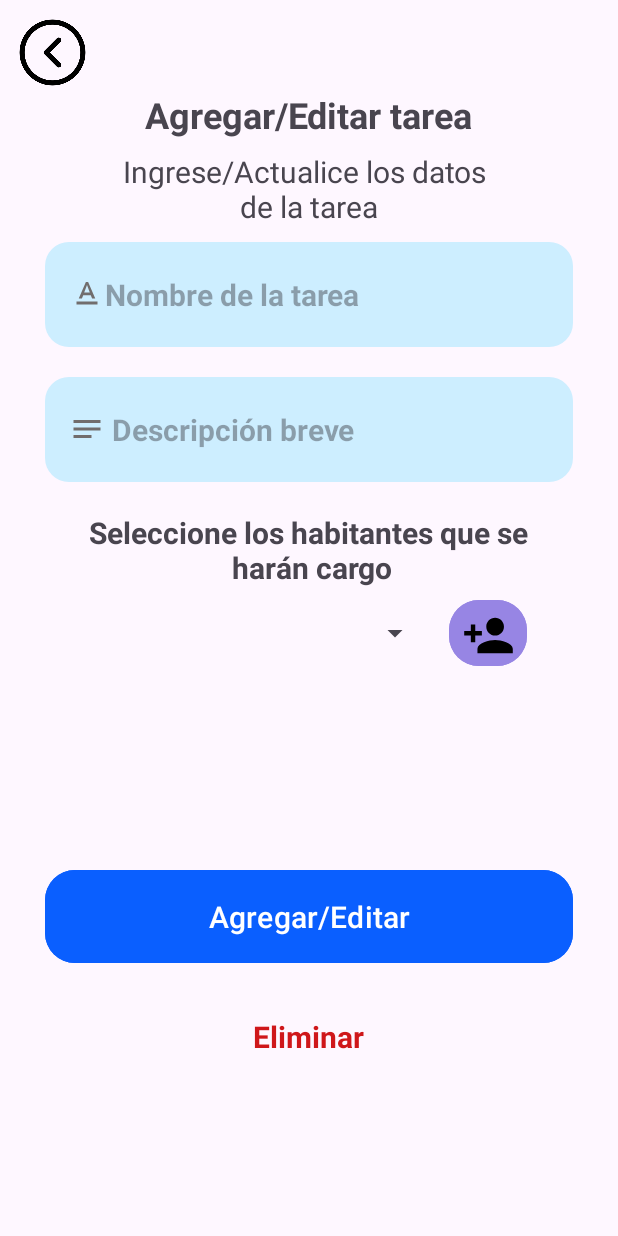
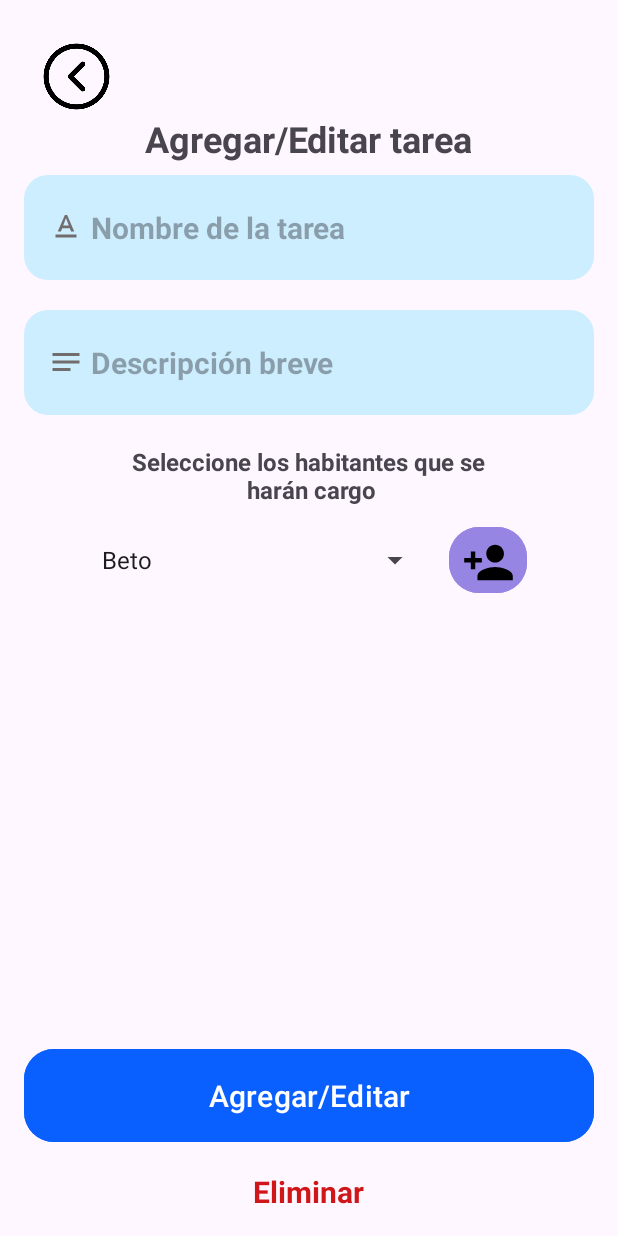
Before and after one commit to Pazoomer/ProyectoFinalAplicaciones, an Android app: the AddEdit screen opened directly, with no data from a screen before it, on a phone screen of 412 x 824 dp. Run offline under Robolectric (Android 15) with nearby library versions, the phone set to English and light mode, and no system bars.

Commit message:
Se agrego la funcionalidad (de momento mockup) de asignar miembros a tareas.

```diff
--- a/app/src/main/java/zamora/jorge/taskfam/AddEdit.kt
+++ b/app/src/main/java/zamora/jorge/taskfam/AddEdit.kt
@@ -1,7 +1,13 @@
 package zamora.jorge.taskfam
 
+import android.content.Context
 import android.content.Intent
 import android.os.Bundle
+import android.view.LayoutInflater
+import android.view.View
+import android.view.ViewGroup
+import android.widget.ArrayAdapter
+import android.widget.TextView
 import androidx.activity.enableEdgeToEdge
 import androidx.appcompat.app.AppCompatActivity
 import androidx.core.view.ViewCompat
@@ -11,19 +17,35 @@ import zamora.jorge.taskfam.databinding.ActivityAddEditBinding
 class AddEdit : AppCompatActivity() {
 
     private lateinit var binding: ActivityAddEditBinding
+    private val listaMiembros = mutableListOf<Member>()
+    private lateinit var adapter: MiembroAdapter
+    private val listaNombres = listOf("Beto", "Chuy", "Abel", "Jorge", "Alma", "El Novaaaaaaak")
 
     override fun onCreate(savedInstanceState: Bundle?) {
         super.onCreate(savedInstanceState)
-        enableEdgeToEdge()
         setContentView(R.layout.activity_add_edit)
-        ViewCompat.setOnApplyWindowInsetsListener(findViewById(R.id.main)) { v, insets ->
-            val systemBars = insets.getInsets(WindowInsetsCompat.Type.systemBars())
-            v.setPadding(systemBars.left, systemBars.top, systemBars.right, systemBars.bottom)
-            insets
-        }
 
         binding = ActivityAddEditBinding.inflate(layoutInflater)
         setContentView(binding.root)
+
+        // Inicializar el Spinner con la lista de nombres
+        val spinnerAdapter = ArrayAdapter(this, android.R.layout.simple_spinner_item, listaNombres)
+        spinnerAdapter.setDropDownViewResource(android.R.layout.simple_spinner_dropdown_item)
+        binding.sSeleccionMiembro.adapter = spinnerAdapter
+
+        // Configurar el ListView con el adapter
+        adapter = MiembroAdapter(this, listaMiembros)
+        binding.lvMiembros.adapter = adapter
+
+        binding.btnAgregarHabitante.setOnClickListener {
+            val nombreSeleccionado = binding.sSeleccionMiembro.selectedItem.toString()
+
+            if (nombreSeleccionado.isNotEmpty()) {
+                val nuevoMiembro = Member(nombreSeleccionado)
+                listaMiembros.add(nuevoMiembro)
+                adapter.notifyDataSetChanged() // Refrescar la lista
+            }
+        }
 
         binding.btnAgregarEditar.setOnClickListener(){
             val intent = Intent(this, MainActivity::class.java)
@@ -41,3 +63,18 @@ class AddEdit : AppCompatActivity() {
         }
     }
 }
+
+class MiembroAdapter(context: Context, private val miembros: List<Member>) :
+    ArrayAdapter<Member>(context, 0, miembros) {
+
+    override fun getView(position: Int, convertView: View?, parent: ViewGroup): View {
+        val view = convertView ?: LayoutInflater.from(context).inflate(R.layout.item_member, parent, false)
+
+        val miembro = miembros[position]
+        val tvAsignarDiasA = view.findViewById<TextView>(R.id.tvAsignarDiasA)
+
+        tvAsignarDiasA.text = "Asignar a ${miembro.name} los días:"
+
+        return view
+    }
+}
--- a/app/src/main/java/zamora/jorge/taskfam/CreateHome.kt
+++ b/app/src/main/java/zamora/jorge/taskfam/CreateHome.kt
@@ -38,7 +38,7 @@ class CreateHome : AppCompatActivity() {
         }
 
         binding.btnAceptarCrearHogar.setOnClickListener(){
-            val intent = Intent(this, MainActivity::class.java)
+            val intent = Intent(this, AddEdit::class.java)
             startActivity(intent)
         }
 
--- /dev/null
+++ b/app/src/main/java/zamora/jorge/taskfam/Member.kt
@@ -0,0 +1,3 @@
+package zamora.jorge.taskfam
+
+data class Member(var name: String)
--- a/app/src/main/res/layout/activity_add_edit.xml
+++ b/app/src/main/res/layout/activity_add_edit.xml
@@ -1,4 +1,3 @@
-<?xml version="1.0" encoding="utf-8"?>
 <LinearLayout xmlns:android="http://schemas.android.com/apk/res/android"
     xmlns:app="http://schemas.android.com/apk/res-auto"
     xmlns:tools="http://schemas.android.com/tools"
@@ -7,6 +6,18 @@
     android:layout_height="match_parent"
     android:orientation="vertical"
     tools:context=".AddEdit">
+
+    <ScrollView
+        android:layout_width="match_parent"
+        android:layout_height="0dp"
+        android:layout_weight="1"
+        android:fillViewport="true">
+
+        <LinearLayout
+            android:layout_width="match_parent"
+            android:layout_height="wrap_content"
+            android:orientation="vertical"
+            android:padding="16dp">
 
             <ImageView
                 android:id="@+id/ivBackArrow"
@@ -26,30 +37,16 @@
                 android:layout_gravity="center"
                 android:layout_marginBottom="8dp" />
 
-    <TextView
-        android:id="@+id/tvSubtitulo"
-        android:layout_width="wrap_content"
-        android:layout_height="wrap_content"
-        android:text="Ingrese/Actualice los datos \nde la tarea"
-        android:textSize="20sp"
-        android:layout_gravity="center"
-        android:gravity="center"
-        android:layout_marginLeft="30dp"
-        android:layout_marginRight="30dp"
-        android:layout_marginBottom="10dp" />
-
             <EditText
                 android:id="@+id/etNombreTarea"
                 android:layout_width="match_parent"
                 android:layout_height="70dp"
-        android:hint="Nombre de la tarea"
+                android:hint=" Nombre de la tarea"
                 android:textSize="20sp"
                 android:textStyle="bold"
                 android:drawableStart="@drawable/baseline_text_format_24"
                 android:paddingStart="16dp"
                 android:layout_marginBottom="20dp"
-        android:layout_marginLeft="30dp"
-        android:layout_marginRight="30dp"
                 android:background="@drawable/background_blue_sky"
                 app:cornerRadius="20dp"/>
 
@@ -63,11 +60,8 @@
                 android:drawableStart="@drawable/baseline_notes_24"
                 android:paddingStart="16dp"
                 android:layout_marginBottom="20dp"
-        android:layout_marginLeft="30dp"
-        android:layout_marginRight="30dp"
                 android:background="@drawable/background_blue_sky"
-        app:cornerRadius="20dp"
-        android:inputType="textPassword" />
+                app:cornerRadius="20dp"/>
 
             <TextView
                 android:id="@+id/tvSeleccion"
@@ -75,19 +69,19 @@
                 android:layout_height="wrap_content"
                 android:text="Seleccione los habitantes que se\n harán cargo"
                 android:textStyle="bold"
-        android:textSize="20sp"
+                android:textSize="16sp"
+                android:textAlignment="center"
                 android:layout_gravity="center"
-        android:gravity="center"
-        android:layout_marginLeft="30dp"
-        android:layout_marginRight="30dp" />
+                android:layout_marginBottom="10dp" />
 
             <LinearLayout
                 android:layout_width="match_parent"
-        android:layout_height="60dp"
+                android:layout_height="wrap_content"
                 android:gravity="center"
                 android:orientation="horizontal">
 
                 <Spinner
+                    android:id="@+id/sSeleccionMiembro"
                     android:layout_width="227dp"
                     android:layout_height="52dp" />
 
@@ -99,22 +93,35 @@
                     android:backgroundTint="@color/purple"
                     android:drawableTop="@drawable/baseline_person_add_24"
                     app:cornerRadius="20dp" />
-
             </LinearLayout>
 
+            <LinearLayout
+                android:layout_width="match_parent"
+                android:layout_height="0dp"
+                android:layout_weight="1"
+                android:gravity="center">
+
                 <ListView
+                    android:id="@+id/lvMiembros"
                     android:layout_width="340dp"
-        android:layout_height="124dp"
+                    android:layout_height="wrap_content"
+                    android:minHeight="124dp"
                     android:layout_gravity="center"/>
+            </LinearLayout>
+        </LinearLayout>
+    </ScrollView>
+
+    <LinearLayout
+        android:layout_width="match_parent"
+        android:layout_height="wrap_content"
+        android:orientation="vertical"
+        android:padding="16dp">
 
         <Button
             android:id="@+id/btnAgregarEditar"
             android:layout_width="match_parent"
             android:layout_height="70dp"
             android:textSize="20sp"
-        android:layout_marginLeft="30dp"
-        android:layout_marginRight="30dp"
-        android:layout_marginBottom="16dp"
             android:backgroundTint="@color/blue_brilliant"
             app:cornerRadius="20dp"
             android:text="Agregar/Editar"/>
@@ -125,11 +132,12 @@
             android:layout_height="wrap_content"
             android:text="Eliminar"
             android:textSize="20sp"
-        android:layout_marginTop="15dp"
             android:textColor="@color/red"
             android:layout_gravity="center"
             android:textStyle="bold"
             android:clickable="true"
-        android:focusable="true"/>
+            android:focusable="true"
+            android:layout_marginTop="15dp"/>
+    </LinearLayout>
 
 </LinearLayout>
--- a/app/src/main/res/layout/item_member.xml
+++ b/app/src/main/res/layout/item_member.xml
@@ -3,11 +3,10 @@
     android:layout_width="match_parent"
     android:layout_height="wrap_content"
     android:orientation="vertical"
-    android:padding="12dp"
     android:elevation="4dp">
 
     <TextView
-        android:id="@+id/tvAsignarDias"
+        android:id="@+id/tvAsignarDiasA"
         android:layout_width="wrap_content"
         android:layout_height="wrap_content"
         android:text="Asignar a Beto los días:"
@@ -77,8 +76,7 @@
         android:layout_width="match_parent"
         android:layout_height="wrap_content"
         android:orientation="horizontal"
-        android:padding="8dp"
-        android:layout_marginTop="8dp">
+        android:padding="8dp">
 
         <LinearLayout
             android:id="@+id/btnTodosDias"
@@ -86,8 +84,7 @@
             android:layout_height="wrap_content"
             android:orientation="horizontal"
             android:background="@drawable/rounded_button_light"
-            android:padding="8dp"
-            android:layout_marginTop="8dp">
+            android:padding="8dp">
 
             <CheckBox
                 android:id="@+id/cbTodos"
@@ -110,13 +107,12 @@
             android:id="@+id/tvEliminar"
             android:layout_width="match_parent"
             android:layout_height="wrap_content"
-            android:layout_marginTop="20dp"
+            android:layout_marginTop="15dp"
             android:text="@string/eliminate"
             android:textAlignment="center"
             android:textColor="@android:color/holo_red_dark"
             android:textSize="24sp"
             android:textStyle="bold"/>
-<!--            android:underlineText="true" -->
 
     </LinearLayout>
 
```
Lines whose indentation alone changed are shown as unchanged.
